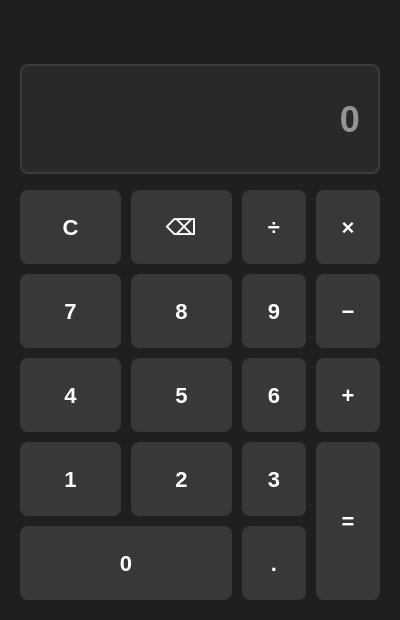
1aw-k/calculation, file mainwindow.ui: the form before one commit.
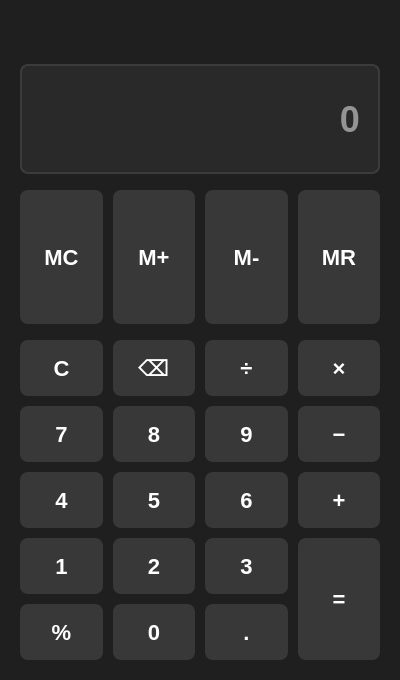
The form after the commit.

Commit message: feat: add memory controls and shortcuts to calculator UI

Diff of the .ui file:
```diff
--- a/mainwindow.ui
+++ b/mainwindow.ui
@@ -7,13 +7,13 @@
     <x>0</x>
     <y>0</y>
      <width>400</width>
-     <height>620</height>
+     <height>680</height>
     </rect>
    </property>
    <property name="minimumSize">
     <size>
      <width>380</width>
-     <height>560</height>
+     <height>620</height>
     </size>
    </property>
    <property name="windowTitle">
@@ -146,6 +146,104 @@
        </property>
       </widget>
      </item>
+     <item>
+      <layout class="QGridLayout" name="memoryGridLayout">
+       <property name="horizontalSpacing">
+        <number>10</number>
+       </property>
+       <property name="verticalSpacing">
+        <number>10</number>
+       </property>
+       <item row="0" column="0">
+        <widget class="QPushButton" name="memoryClearButton">
+         <property name="sizePolicy">
+          <sizepolicy hsizetype="Expanding" vsizetype="Expanding">
+           <horstretch>1</horstretch>
+           <verstretch>1</verstretch>
+          </sizepolicy>
+         </property>
+         <property name="focusPolicy">
+          <enum>Qt::NoFocus</enum>
+         </property>
+         <property name="text">
+          <string>MC</string>
+         </property>
+         <property name="role" stdset="0">
+          <string>memory</string>
+         </property>
+         <property name="inputToken" stdset="0">
+          <string>MC</string>
+         </property>
+        </widget>
+       </item>
+       <item row="0" column="1">
+        <widget class="QPushButton" name="memoryAddButton">
+         <property name="sizePolicy">
+          <sizepolicy hsizetype="Expanding" vsizetype="Expanding">
+           <horstretch>1</horstretch>
+           <verstretch>1</verstretch>
+          </sizepolicy>
+         </property>
+         <property name="focusPolicy">
+          <enum>Qt::NoFocus</enum>
+         </property>
+         <property name="text">
+          <string>M+</string>
+         </property>
+         <property name="role" stdset="0">
+          <string>memory</string>
+         </property>
+         <property name="inputToken" stdset="0">
+          <string>M+</string>
+         </property>
+        </widget>
+       </item>
+       <item row="0" column="2">
+        <widget class="QPushButton" name="memorySubtractButton">
+         <property name="sizePolicy">
+          <sizepolicy hsizetype="Expanding" vsizetype="Expanding">
+           <horstretch>1</horstretch>
+           <verstretch>1</verstretch>
+          </sizepolicy>
+         </property>
+         <property name="focusPolicy">
+          <enum>Qt::NoFocus</enum>
+         </property>
+         <property name="text">
+          <string>M-</string>
+         </property>
+         <property name="role" stdset="0">
+          <string>memory</string>
+         </property>
+         <property name="inputToken" stdset="0">
+          <string>M-</string>
+         </property>
+        </widget>
+       </item>
+       <item row="0" column="3">
+        <widget class="QPushButton" name="memoryRecallButton">
+         <property name="sizePolicy">
+          <sizepolicy hsizetype="Expanding" vsizetype="Expanding">
+           <horstretch>1</horstretch>
+           <verstretch>1</verstretch>
+          </sizepolicy>
+         </property>
+         <property name="focusPolicy">
+          <enum>Qt::NoFocus</enum>
+         </property>
+         <property name="text">
+          <string>MR</string>
+         </property>
+         <property name="role" stdset="0">
+          <string>memory</string>
+         </property>
+         <property name="inputToken" stdset="0">
+          <string>MR</string>
+         </property>
+        </widget>
+       </item>
+      </layout>
+     </item>
      <item>
       <layout class="QGridLayout" name="keypadGridLayout">
        <property name="horizontalSpacing">
@@ -515,11 +613,33 @@
          </property>
         </widget>
        </item>
-       <item row="4" column="0" colspan="2">
-        <widget class="QPushButton" name="zeroButton">
+        <item row="4" column="0">
+         <widget class="QPushButton" name="percentButton">
+          <property name="sizePolicy">
+           <sizepolicy hsizetype="Expanding" vsizetype="Expanding">
+            <horstretch>1</horstretch>
+            <verstretch>1</verstretch>
+           </sizepolicy>
+          </property>
+          <property name="focusPolicy">
+           <enum>Qt::NoFocus</enum>
+          </property>
+          <property name="text">
+           <string>%</string>
+          </property>
+          <property name="role" stdset="0">
+           <string>digit</string>
+          </property>
+          <property name="inputToken" stdset="0">
+           <string>%</string>
+          </property>
+         </widget>
+        </item>
+        <item row="4" column="1">
+         <widget class="QPushButton" name="zeroButton">
          <property name="sizePolicy">
           <sizepolicy hsizetype="Expanding" vsizetype="Expanding">
-           <horstretch>2</horstretch>
+           <horstretch>1</horstretch>
            <verstretch>1</verstretch>
           </sizepolicy>
          </property>
```
Left out of the diff: 6 changed lines with no effect on the pictures. The commit also changes 1 other file.
